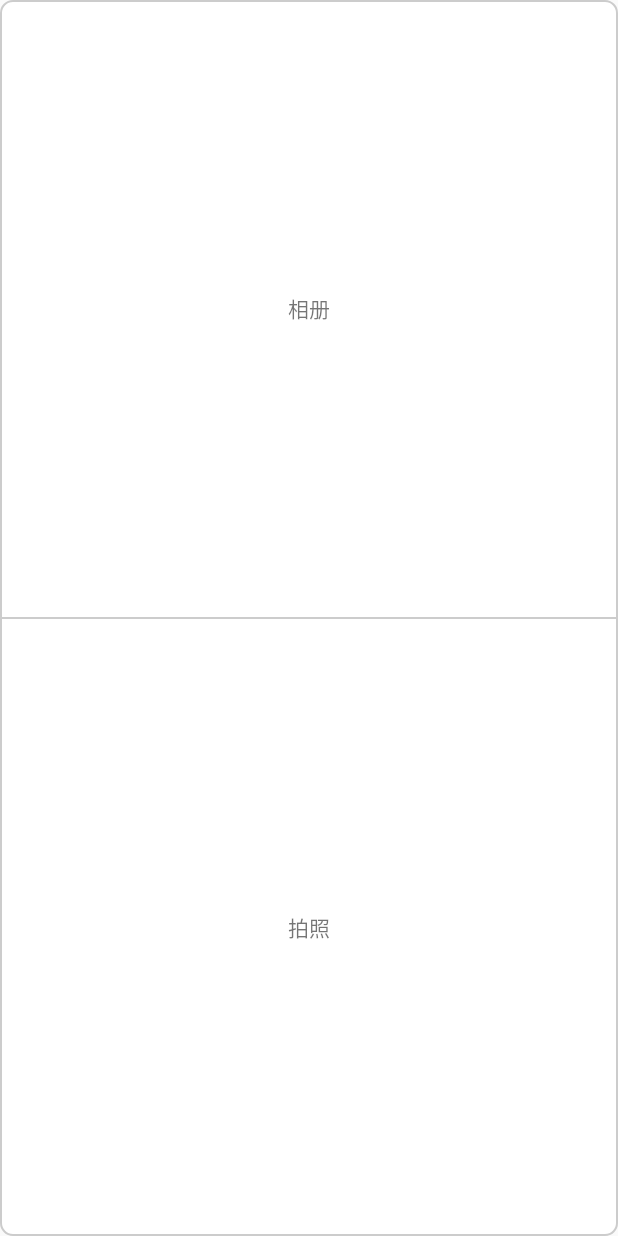
After one commit to starjunjun/KeepInMind, an Android app: the layout photodialog.xml on its own in the app's theme, with its tools: preview values and no code run, on a phone screen of 412 x 824 dp. The commit adds this screen. Run offline under Robolectric (Android 15) with nearby library versions, the phone set to English and light mode, and no system bars.

Commit message:
修改dialog

```diff
--- a/app/src/main/java/com/example/jungle/keepinmind1/Activity/TotalActivity.java
+++ b/app/src/main/java/com/example/jungle/keepinmind1/Activity/TotalActivity.java
@@ -29,6 +29,7 @@ import com.example.jungle.keepinmind1.Fragment.ManageMoneyFragment;
 import com.example.jungle.keepinmind1.R;
 import com.example.jungle.keepinmind1.Service.DownloadService;
 import com.example.jungle.keepinmind1.Utils.PublicUtil.DownFileUtil;
+import com.example.jungle.keepinmind1.Utils.PublicUtil.PhotoDialog;
 
 import org.litepal.LitePal;
 
@@ -145,7 +146,8 @@ public class TotalActivity extends AppCompatActivity implements View.OnClickList
                     animationHint(fab_three, -450);
                     isShow = false;
                 }
-                AlertDialogShow();
+//                AlertDialogShow();
+                new PhotoDialog(TotalActivity.this).show();
                 break;
             case R.id.fab_three:
                 if (isShow) {
@@ -154,8 +156,6 @@ public class TotalActivity extends AppCompatActivity implements View.OnClickList
                     animationHint(fab_three, -450);
                     isShow = false;
                 }
-
-
                 Intent intent1 = new Intent(this, SpeechRecognitionActivity.class);
                 startActivity(intent1);
 
--- /dev/null
+++ b/app/src/main/res/drawable/photo_dialog.xml
@@ -0,0 +1,11 @@
+<shape xmlns:android="http://schemas.android.com/apk/res/android">
+
+
+    <stroke
+        android:width="1dp"
+        android:color="#CCCCCC" />
+    <solid android:color="#ffffff" />
+
+    <corners android:radius="8dp"/>
+
+</shape>
--- /dev/null
+++ b/app/src/main/res/layout/photodialog.xml
@@ -0,0 +1,30 @@
+<?xml version="1.0" encoding="utf-8"?>
+<LinearLayout xmlns:android="http://schemas.android.com/apk/res/android"
+    android:layout_width="match_parent"
+    android:layout_height="match_parent"
+    android:orientation="vertical"
+    android:background="@drawable/photo_dialog">
+
+    <TextView
+        android:id="@+id/photo"
+        android:layout_width="match_parent"
+        android:layout_height="1dp"
+        android:layout_weight="1"
+        android:gravity="center"
+        android:clickable="true"
+        android:text="相册" />
+
+    <View
+        android:layout_width="match_parent"
+        android:layout_height="1dp"
+        android:background="#cccccc" />
+
+    <TextView
+        android:id="@+id/take"
+        android:layout_width="match_parent"
+        android:layout_height="1dp"
+        android:layout_weight="1"
+        android:gravity="center"
+        android:clickable="true"
+        android:text="拍照" />
+</LinearLayout>
--- a/app/src/main/res/values/styles.xml
+++ b/app/src/main/res/values/styles.xml
@@ -36,4 +36,17 @@
         <item name="android:windowExitAnimation">@anim/push_bottom_out</item>
     </style>
 
+    <style name="MyDialog" parent="android:style/Theme.Dialog">
+        <!--背景颜色及和透明程度-->
+        <item name="android:windowBackground">@android:color/transparent</item>
+        <!--是否去除标题 -->
+        <item name="android:windowNoTitle">true</item>
+        <!--是否去除边框-->
+        <item name="android:windowFrame">@null</item>
+        <!--是否浮现在activity之上-->
+        <item name="android:windowIsFloating">true</item>
+        <!--是否模糊-->
+        <item name="android:backgroundDimEnabled">true</item>
+    </style>
+
 </resources>
```
